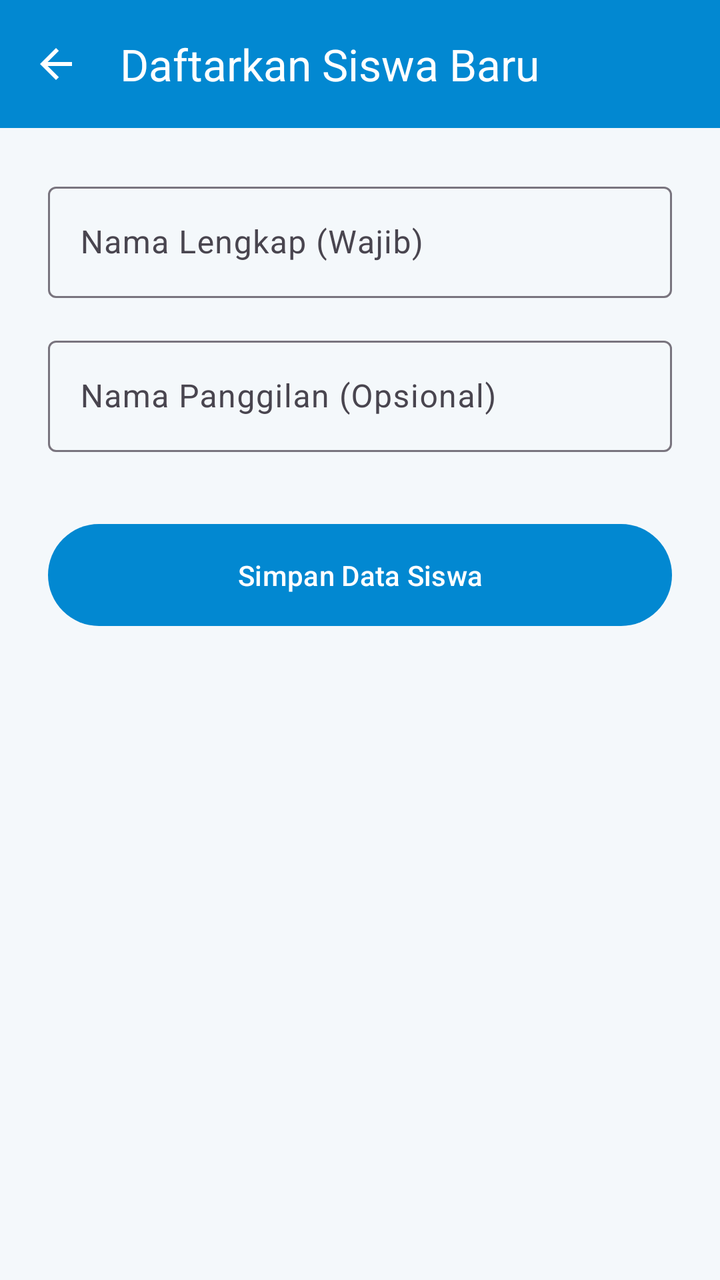
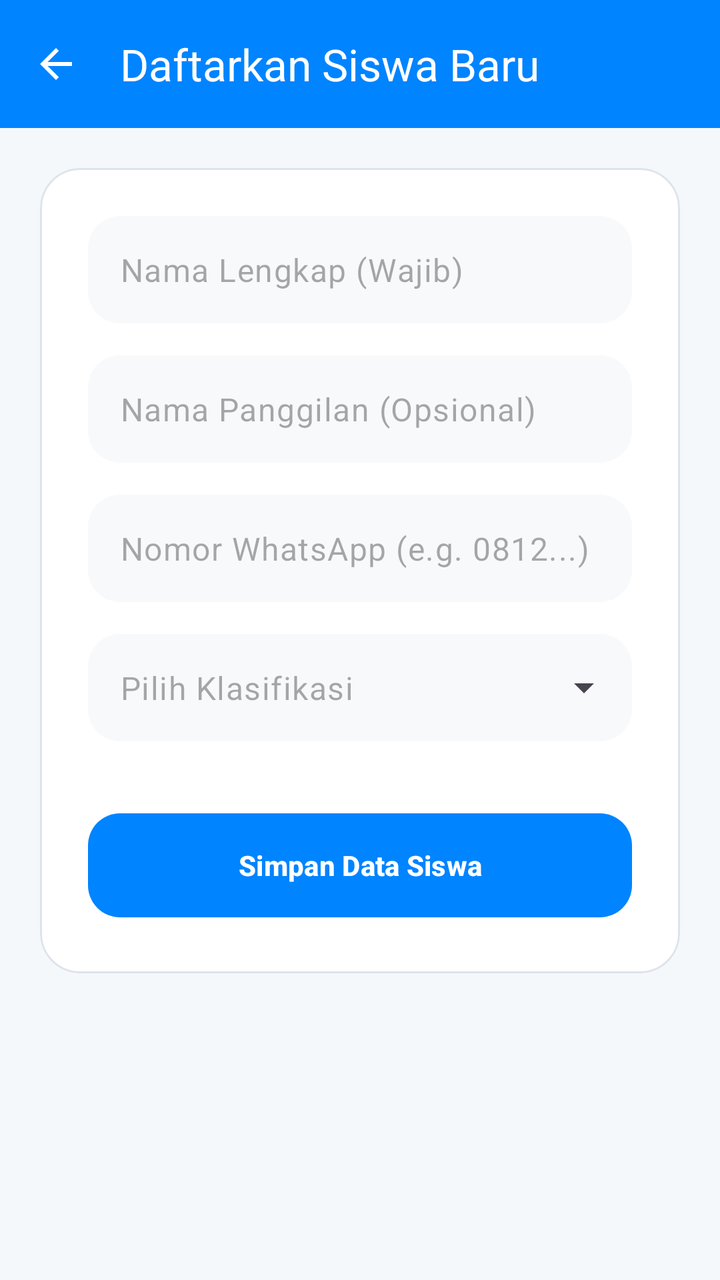

The first picture is an Android layout as it rendered before a commit; the second is the same layout after the commit. The layout source and the unified diff follow.
<!-- AndroidManifest.xml: application theme Theme.AbsenRenang -->
<!-- res/layout/activity_register.xml -->
<?xml version="1.0" encoding="utf-8"?>
<LinearLayout xmlns:android="http://schemas.android.com/apk/res/android"
    xmlns:app="http://schemas.android.com/apk/res-auto"
    xmlns:tools="http://schemas.android.com/tools"
    android:id="@+id/main"
    android:layout_width="match_parent"
    android:layout_height="match_parent"
    android:background="#F4F8FB"
    android:orientation="vertical"
    tools:context=".ui.register.RegisterActivity">

    <com.google.android.material.appbar.MaterialToolbar
        android:id="@+id/toolbar"
        android:layout_width="match_parent"
        android:layout_height="?attr/actionBarSize"
        android:background="?attr/colorPrimary"
        app:navigationIcon="@drawable/ic_arrow_back"
        app:navigationIconTint="@color/white"
        app:title="Daftarkan Siswa Baru"
        app:titleTextColor="@color/white" />

    <ScrollView
        android:layout_width="match_parent"
        android:layout_height="match_parent">

        <LinearLayout
            android:layout_width="match_parent"
            android:layout_height="wrap_content"
            android:orientation="vertical"
            android:padding="24dp">

            <com.google.android.material.textfield.TextInputLayout
                android:id="@+id/tilName"
                android:layout_width="match_parent"
                android:layout_height="wrap_content"
                android:hint="Nama Lengkap (Wajib)">

                <com.google.android.material.textfield.TextInputEditText
                    android:id="@+id/etName"
                    android:layout_width="match_parent"
                    android:layout_height="wrap_content"
                    android:inputType="textPersonName|textCapWords" />
            </com.google.android.material.textfield.TextInputLayout>

            <com.google.android.material.textfield.TextInputLayout
                android:id="@+id/tilNickname"
                android:layout_width="match_parent"
                android:layout_height="wrap_content"
                android:layout_marginTop="16dp"
                android:hint="Nama Panggilan (Opsional)">

                <com.google.android.material.textfield.TextInputEditText
                    android:id="@+id/etNickname"
                    android:layout_width="match_parent"
                    android:layout_height="wrap_content"
                    android:inputType="textPersonName|textCapWords" />
            </com.google.android.material.textfield.TextInputLayout>

            <com.google.android.material.button.MaterialButton
                android:id="@+id/btnSave"
                android:layout_width="match_parent"
                android:layout_height="wrap_content"
                android:layout_marginTop="32dp"
                android:paddingVertical="16dp"
                android:text="Simpan Data Siswa" />
        </LinearLayout>
    </ScrollView>
</LinearLayout>
<!-- resources referenced by this layout -->
<resources>
  <color name="white">#FFFFFFFF</color>
  <!-- drawable ic_arrow_back (drawable) -->
  <vector xmlns:android="http://schemas.android.com/apk/res/android" android:autoMirrored="true" android:height="24dp" android:tint="#000000" android:viewportHeight="960" android:viewportWidth="960" android:width="24dp">
        
      <path android:fillColor="@android:color/white" android:pathData="M313,520L537,744L480,800L160,480L480,160L537,216L313,440L800,440L800,520L313,520Z"/>
      
  </vector>
  <style name="Theme.AbsenRenang" parent="Base.Theme.AbsenRenang" />
  <style name="Base.Theme.AbsenRenang" parent="Theme.Material3.Light.NoActionBar">
          <item name="colorPrimary">@color/primary_blue</item>
      </style>
  <color name="primary_blue">#0288D1</color>
</resources>

<!-- the commit's change to res/layout/activity_register.xml (unified diff, before → after) -->
@@ -6,6 +6,7 @@
     android:layout_width="match_parent"
     android:layout_height="match_parent"
     android:background="#F4F8FB"
+    android:fitsSystemWindows="true"
     android:orientation="vertical"
     tools:context=".ui.register.RegisterActivity">
 
@@ -23,46 +24,130 @@
         android:layout_width="match_parent"
         android:layout_height="match_parent">
 
-        <LinearLayout
+        <com.google.android.material.card.MaterialCardView
             android:layout_width="match_parent"
             android:layout_height="wrap_content"
-            android:orientation="vertical"
-            android:padding="24dp">
+            android:layout_margin="20dp"
+            app:cardBackgroundColor="@color/white"
+            app:cardCornerRadius="20dp"
+            app:cardElevation="0dp"
+            app:strokeColor="@color/divider"
+            app:strokeWidth="1dp">
 
-            <com.google.android.material.textfield.TextInputLayout
-                android:id="@+id/tilName"
+            <LinearLayout
                 android:layout_width="match_parent"
                 android:layout_height="wrap_content"
-                android:hint="Nama Lengkap (Wajib)">
+                android:orientation="vertical"
+                android:padding="24dp">
 
-                <com.google.android.material.textfield.TextInputEditText
-                    android:id="@+id/etName"
+                <com.google.android.material.textfield.TextInputLayout
+                    android:id="@+id/tilName"
+                    style="@style/Widget.Material3.TextInputLayout.FilledBox"
                     android:layout_width="match_parent"
                     android:layout_height="wrap_content"
-                    android:inputType="textPersonName|textCapWords" />
-            </com.google.android.material.textfield.TextInputLayout>
+                    app:boxBackgroundColor="#F8F9FA"
+                    app:boxCornerRadiusBottomEnd="16dp"
+                    app:boxCornerRadiusBottomStart="16dp"
+                    app:boxCornerRadiusTopEnd="16dp"
+                    app:boxCornerRadiusTopStart="16dp"
+                    app:boxStrokeColor="@color/divider"
+                    app:boxStrokeWidth="0dp"
+                    app:boxStrokeWidthFocused="0dp"
+                    app:hintEnabled="false">
 
-            <com.google.android.material.textfield.TextInputLayout
-                android:id="@+id/tilNickname"
-                android:layout_width="match_parent"
-                android:layout_height="wrap_content"
-                android:layout_marginTop="16dp"
-                android:hint="Nama Panggilan (Opsional)">
+                    <com.google.android.material.textfield.TextInputEditText
+                        android:id="@+id/etName"
+                        android:layout_width="match_parent"
+                        android:layout_height="wrap_content"
+                        android:hint="Nama Lengkap (Wajib)"
+                        android:inputType="textPersonName|textCapWords"
+                        android:paddingVertical="16dp" />
+                </com.google.android.material.textfield.TextInputLayout>
 
-                <com.google.android.material.textfield.TextInputEditText
-                    android:id="@+id/etNickname"
+                <com.google.android.material.textfield.TextInputLayout
+                    android:id="@+id/tilNickname"
+                    style="@style/Widget.Material3.TextInputLayout.FilledBox"
                     android:layout_width="match_parent"
                     android:layout_height="wrap_content"
-                    android:inputType="textPersonName|textCapWords" />
-            </com.google.android.material.textfield.TextInputLayout>
+                    android:layout_marginTop="16dp"
+                    app:boxBackgroundColor="#F8F9FA"
+                    app:boxCornerRadiusBottomEnd="16dp"
+                    app:boxCornerRadiusBottomStart="16dp"
+                    app:boxCornerRadiusTopEnd="16dp"
+                    app:boxCornerRadiusTopStart="16dp"
+                    app:boxStrokeColor="@color/divider"
+                    app:boxStrokeWidth="0dp"
+                    app:boxStrokeWidthFocused="0dp"
+                    app:hintEnabled="false">
 
-            <com.google.android.material.button.MaterialButton
-                android:id="@+id/btnSave"
-                android:layout_width="match_parent"
-                android:layout_height="wrap_content"
-                android:layout_marginTop="32dp"
-                android:paddingVertical="16dp"
-                android:text="Simpan Data Siswa" />
-        </LinearLayout>
+                    <com.google.android.material.textfield.TextInputEditText
+                        android:id="@+id/etNickname"
+                        android:layout_width="match_parent"
+                        android:layout_height="wrap_content"
+                        android:hint="Nama Panggilan (Opsional)"
+                        android:inputType="textPersonName|textCapWords"
+                        android:paddingVertical="16dp" />
+                </com.google.android.material.textfield.TextInputLayout>
+
+                <com.google.android.material.textfield.TextInputLayout
+                    android:id="@+id/tilPhoneNumber"
+                    style="@style/Widget.Material3.TextInputLayout.FilledBox"
+                    android:layout_width="match_parent"
+                    android:layout_height="wrap_content"
+                    android:layout_marginTop="16dp"
+                    app:boxBackgroundColor="#F8F9FA"
+                    app:boxCornerRadiusBottomEnd="16dp"
+                    app:boxCornerRadiusBottomStart="16dp"
+                    app:boxCornerRadiusTopEnd="16dp"
+                    app:boxCornerRadiusTopStart="16dp"
+                    app:boxStrokeColor="@color/divider"
+                    app:boxStrokeWidth="0dp"
+                    app:boxStrokeWidthFocused="0dp"
+                    app:hintEnabled="false">
+
+                    <com.google.android.material.textfield.TextInputEditText
+                        android:id="@+id/etPhoneNumber"
+                        android:layout_width="match_parent"
+                        android:layout_height="wrap_content"
+                        android:hint="Nomor WhatsApp (e.g. 0812...)"
+                        android:inputType="phone"
+                        android:paddingVertical="16dp" />
+                </com.google.android.material.textfield.TextInputLayout>
+
+                <com.google.android.material.textfield.TextInputLayout
+                    android:id="@+id/tilClassification"
+                    style="@style/Widget.Material3.TextInputLayout.FilledBox.ExposedDropdownMenu"
+                    android:layout_width="match_parent"
+                    android:layout_height="wrap_content"
+                    android:layout_marginTop="16dp"
+                    app:boxBackgroundColor="#F8F9FA"
+                    app:boxCornerRadiusBottomEnd="16dp"
+                    app:boxCornerRadiusBottomStart="16dp"
+                    app:boxCornerRadiusTopEnd="16dp"
+                    app:boxCornerRadiusTopStart="16dp"
+                    app:boxStrokeColor="@color/divider"
+                    app:boxStrokeWidth="0dp"
+                    app:boxStrokeWidthFocused="0dp"
+                    app:hintEnabled="false">
+
+                    <AutoCompleteTextView
+                        android:id="@+id/actClassification"
+                        android:layout_width="match_parent"
+                        android:layout_height="wrap_content"
+                        android:hint="Pilih Klasifikasi"
+                        android:inputType="none"
+                        android:paddingVertical="16dp" />
+                </com.google.android.material.textfield.TextInputLayout>
+
+                <com.google.android.material.button.MaterialButton
+                    android:id="@+id/btnSave"
+                    android:layout_width="match_parent"
+                    android:layout_height="60dp"
+                    android:layout_marginTop="32dp"
+                    android:text="Simpan Data Siswa"
+                    android:textStyle="bold"
+                    app:cornerRadius="16dp" />
+            </LinearLayout>
+        </com.google.android.material.card.MaterialCardView>
     </ScrollView>
 </LinearLayout>
<!-- resource entries referenced after the edit -->
@@ -1,5 +1,6 @@
 <!-- resources referenced by this layout -->
 <resources>
+  <color name="divider">#DEE3EB</color>
   <color name="white">#FFFFFFFF</color>
   <!-- drawable ic_arrow_back (drawable) -->
   <vector xmlns:android="http://schemas.android.com/apk/res/android" android:autoMirrored="true" android:height="24dp" android:tint="#000000" android:viewportHeight="960" android:viewportWidth="960" android:width="24dp">
@@ -10,7 +11,24 @@
   <style name="Theme.AbsenRenang" parent="Base.Theme.AbsenRenang" />
   <style name="Base.Theme.AbsenRenang" parent="Theme.Material3.Light.NoActionBar">
           <item name="colorPrimary">@color/primary_blue</item>
+          <item name="colorSurface">@color/white</item>
+          <item name="colorSurfaceVariant">@color/white</item>
+          <item name="colorSurfaceContainer">@color/white</item>
+          <item name="android:colorBackground">@color/background</item>
+  
+          
+          <item name="colorSecondary">@color/primary_blue</item>
+          <item name="colorTertiary">@color/primary_blue</item>
+          <item name="materialAlertDialogTheme">@style/Theme.App.AlertDialog</item>
       </style>
-  <color name="primary_blue">#0288D1</color>
+  <color name="primary_blue">#0084FF</color>
+  <color name="background">#FFFFFF</color>
+  <style name="Theme.App.AlertDialog" parent="ThemeOverlay.Material3.MaterialAlertDialog">
+          <item name="colorSurface">@color/white</item>
+          <item name="colorSurfaceVariant">@color/white</item>
+          <item name="colorSurfaceContainerHigh">@color/white</item>
+          <item name="colorSurfaceContainerHighest">@color/white</item>
+          <item name="android:backgroundTint">@color/white</item>
+      </style>
 </resources>
 
